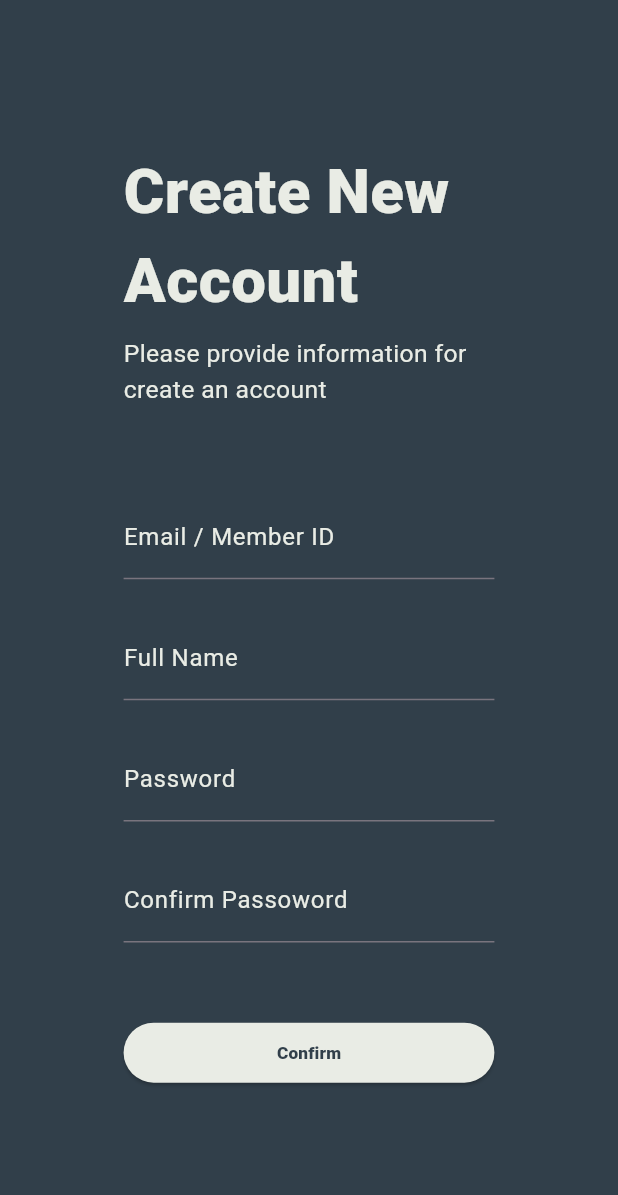
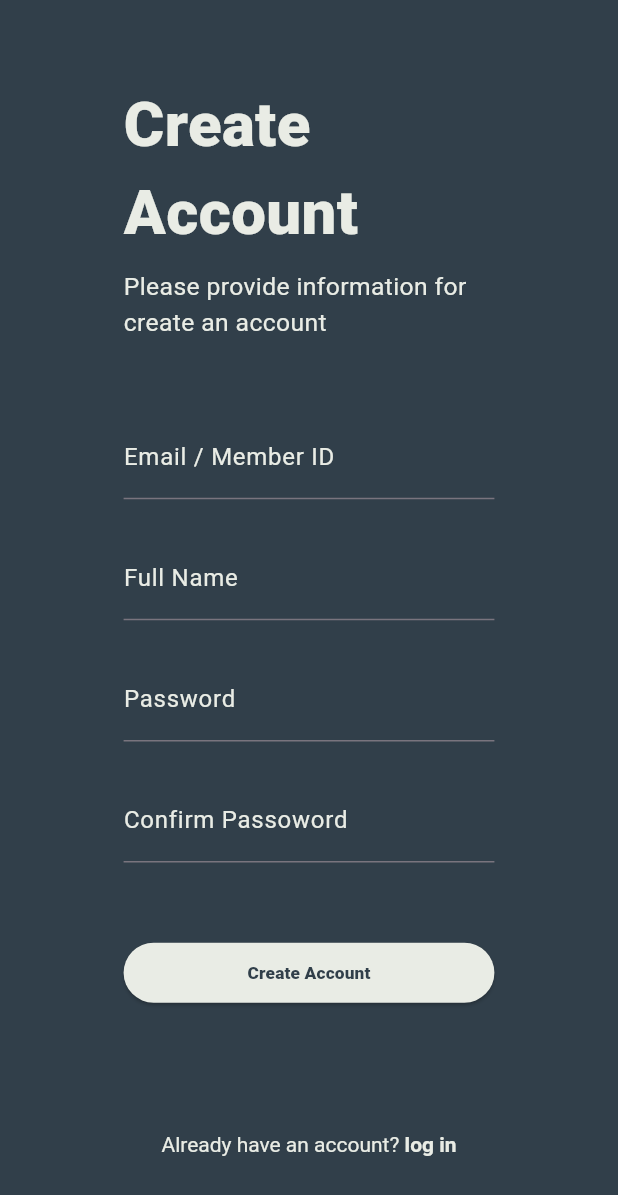
Before and after one commit to normndakbr/e-gym_mobile, a Flutter app: the RegisterPage screen opened directly, on a phone screen of 412 x 824 dp. Shown: the top 1195 px of the screen. Run offline on Flutter 3.47's test engine with Material 3 defaults, Android fonts, the phone set to English and light mode, and no system bars.

Commit message:
add navigator between login and register page

```diff
--- a/lib/src/pages/login.dart
+++ b/lib/src/pages/login.dart
@@ -69,7 +69,8 @@ class LoginPage extends StatelessWidget {
                 ],
               ),
               SizedBox(height: AppUtils.responsiveHeight(context, 0.1)),
-              ClickableText('Don\'t have an account? ', 'create now'),
+              ClickableText(
+                  'Don\'t have an account? ', 'create now', "register"),
             ],
           ),
         ),
--- a/lib/src/pages/register.dart
+++ b/lib/src/pages/register.dart
@@ -2,6 +2,7 @@ import 'package:flutter/material.dart';
 import 'package:e_gym_mobile/constants.dart';
 import 'package:e_gym_mobile/src/utils/utils.dart';
 import '../widgets/customTextFormField.dart';
+import '../widgets/clickableText.dart';
 
 class RegisterPage extends StatelessWidget {
   @override
@@ -17,7 +18,7 @@ class RegisterPage extends StatelessWidget {
               Align(
                 alignment: Alignment.centerLeft,
                 child: Text(
-                  'Create New Account',
+                  'Create Account',
                   style: TextStyle(
                     fontSize: AppUtils.responsiveHeight(context, 0.05),
                     fontWeight: FontWeight.w900,
@@ -36,7 +37,7 @@ class RegisterPage extends StatelessWidget {
                   ),
                 ),
               ),
-              SizedBox(height: AppUtils.responsiveHeight(context, 0.07)),
+              SizedBox(height: AppUtils.responsiveHeight(context, 0.06)),
               const CustomTextFormField(
                 labelText: 'Email / Member ID',
               ),
@@ -60,13 +61,13 @@ class RegisterPage extends StatelessWidget {
                 children: [
                   ElevatedButton(
                     onPressed: () {
-                      print('Login button pressed');
+                      print('Register button pressed');
                     },
                     style: ElevatedButton.styleFrom(
                       backgroundColor: AppConstants.secondaryColor,
                     ),
                     child: Text(
-                      'Confirm',
+                      'Create Account',
                       style: TextStyle(
                         fontSize: AppUtils.responsiveWidth(context, 0.028),
                         fontWeight: FontWeight.w900,
@@ -76,6 +77,8 @@ class RegisterPage extends StatelessWidget {
                   ),
                 ],
               ),
+              SizedBox(height: AppUtils.responsiveHeight(context, 0.1)),
+              ClickableText('Already have an account? ', 'log in', "login"),
             ],
           ),
         ),
```
Also changed, not shown: lib/src/widgets/clickableText.dart (+15 -2 lines).
